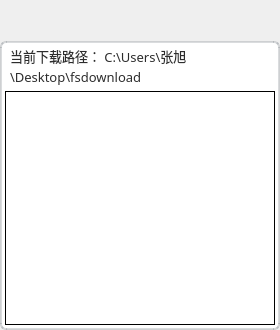
HuaGouFdog/Fdog-Kit, file downloadwidget.ui: the form before one commit.
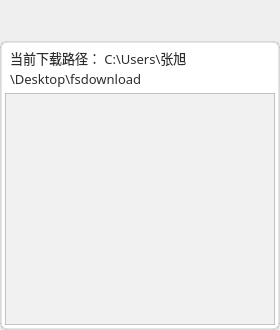
The form after the commit. Icons and pictures are not drawn.

```diff
--- a/downloadwidget.ui
+++ b/downloadwidget.ui
@@ -132,7 +132,8 @@
 background-color: rgb(255, 255, 255);
 /*padding:5px;*/
 border-radius:6px;
-border:2px solid rgb(108, 117, 125, 65); 
+	border: 2px solid;
+	border-color: rgba(126, 126, 126, 50);
 }</string>
      </property>
      <layout class="QVBoxLayout" name="verticalLayout_2">
@@ -143,7 +144,7 @@
        <number>5</number>
       </property>
       <property name="topMargin">
-       <number>0</number>
+       <number>2</number>
       </property>
       <property name="rightMargin">
        <number>5</number>
@@ -154,7 +155,7 @@
       <item>
        <widget class="QWidget" name="widget_3" native="true">
         <property name="styleSheet">
-         <string notr="true">background-color: rgba(125, 125, 125, 0);</string>
+         <string notr="true">background-color: rgb(255, 255, 255);</string>
         </property>
         <layout class="QHBoxLayout" name="horizontalLayout_2">
          <property name="spacing">
@@ -215,7 +216,7 @@
            <property name="styleSheet">
             <string notr="true">QToolButton {
 	color: rgb(255, 255, 255);
-	background-color: rgba(255, 255, 255, 0);
+	background-color: rgb(255, 255, 255);
 	border: none;
 }
 
@@ -259,7 +260,7 @@
            <property name="styleSheet">
             <string notr="true">QToolButton {
 	color: rgb(255, 255, 255);
-	background-color: rgba(255, 255, 255, 0);
+	background-color: rgb(255, 255, 255);
 	border: none;
 }
 
@@ -300,7 +301,8 @@
         <property name="styleSheet">
          <string notr="true">#scrollArea{
 	border: 1px solid;
-	background-color: rgb(29, 29, 29);
+	border-color: rgba(126, 126, 126, 50);
+	background-color: rgba(29, 29, 29, 50);
 }
 </string>
         </property>
@@ -313,7 +315,7 @@
            <x>0</x>
            <y>0</y>
            <width>268</width>
-           <height>238</height>
+           <height>236</height>
           </rect>
          </property>
          <property name="minimumSize">
@@ -350,7 +352,7 @@
              </size>
             </property>
             <property name="styleSheet">
-             <string notr="true">background-color: rgb(255, 255, 255);</string>
+             <string notr="true">background-color: rgba(255, 255, 255, 50);</string>
             </property>
             <layout class="QVBoxLayout" name="verticalLayout_4">
              <property name="spacing">
```
Left out of the diff: 4 changed lines with no effect on the pictures.
